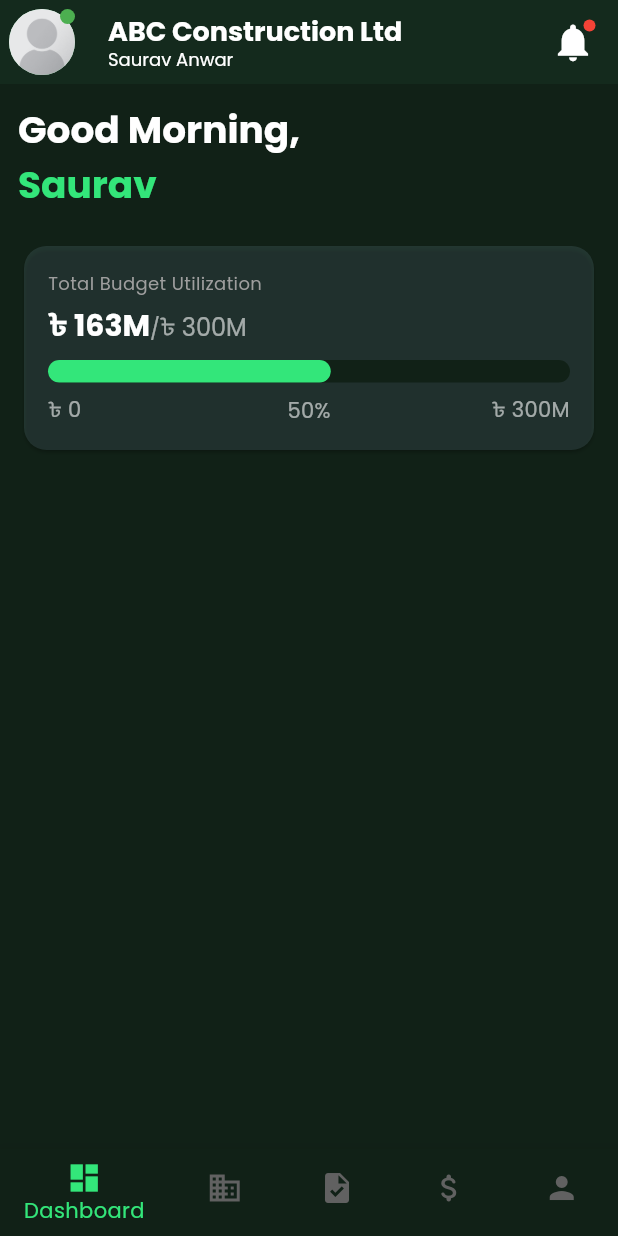
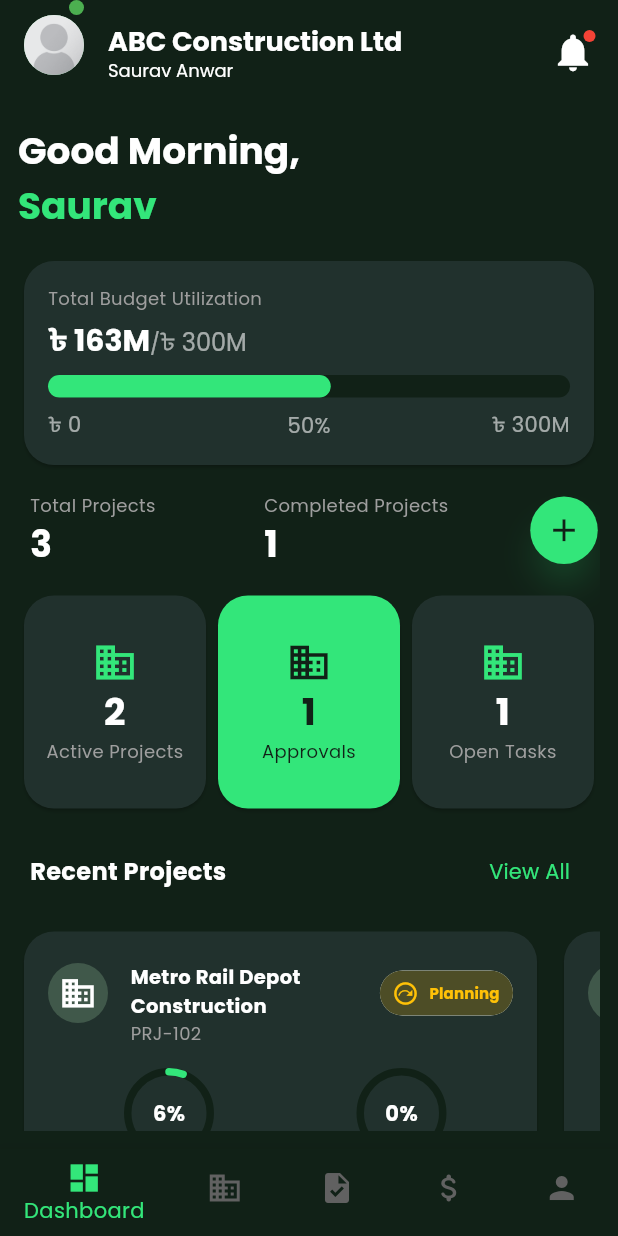
Before and after one commit to Saurav-Anwar/erp_sample, a Flutter app: the screen it shows after launch, on a phone screen of 412 x 824 dp. Run offline on Flutter 3.47's test engine with Material 3 defaults, Android fonts, the phone set to English and light mode, and no system bars; drawn by our look-alikes of percent_indicator; our stand-ins replace google_fonts; accounts and stored records are empty.

Commit message:
Add dashboard UI enhancements and tab navigation provider
- TabNavigationProvider for managing bottom navigation state
- Enhances the dashboard page with project KPIs, summary cards, and a recent projects section using new widgets in cards.dart.
- app theme and general widgets updated
- utility helpers. added

```diff
--- a/lib/main.dart
+++ b/lib/main.dart
@@ -1,14 +1,21 @@
+import 'package:erp_sample/providers/tab_navigation_provider.dart';
 import 'package:erp_sample/themes/app_theme.dart';
 import 'package:flutter/material.dart';
-import 'package:google_fonts/google_fonts.dart';
 import 'app_root.dart';
 import 'providers/app_data_providers.dart';
 import 'package:provider/provider.dart';
 
 void main() {
   runApp(
-    ChangeNotifierProvider(
-      create: (_) => AppDataProvider()..loadData(),
+    MultiProvider(
+      providers: [
+        ChangeNotifierProvider(
+          create: (_) => AppDataProvider()..loadData(),
+        ),
+        ChangeNotifierProvider(
+          create: (_) => TabNavigationProvider(),
+        ),
+      ],
       child: const MyApp(),
     ),
   );
@@ -26,6 +33,8 @@ class MyApp extends StatelessWidget {
           elevation: 8,
           backgroundColor: AppTheme.primaryBgColor,
           foregroundColor: Colors.white,
+          surfaceTintColor: Colors.transparent,
+          toolbarHeight: 70,
           actionsIconTheme: const IconThemeData(color: Colors.white),
           actionsPadding: EdgeInsets.symmetric(horizontal: 15),
         ),
@@ -48,6 +57,19 @@ class MyApp extends StatelessWidget {
           circularTrackColor: AppTheme.primaryBgColor,
           borderRadius: BorderRadius.circular(50),
         ),
+        elevatedButtonTheme: ElevatedButtonThemeData(
+          style: ButtonStyle(
+            elevation: WidgetStatePropertyAll(8),
+            shadowColor: WidgetStatePropertyAll(AppTheme.primaryFgColor.withAlpha(80)),
+            backgroundColor: WidgetStatePropertyAll(AppTheme.primaryFgColor),
+            foregroundColor: WidgetStatePropertyAll(AppTheme.primaryBgColor),
+          )
+        ),
+        iconButtonTheme: IconButtonThemeData(
+          style: ButtonStyle(
+            backgroundColor: WidgetStatePropertyAll(Color.alphaBlend(Colors.white.withAlpha(30), AppTheme.primaryBgColor)),
+          )
+        ),
         scaffoldBackgroundColor: AppTheme.primaryBgColor,
         colorScheme: ColorScheme.fromSeed(seedColor: AppTheme.primaryBgColor),
       ),
--- a/lib/main_screen.dart
+++ b/lib/main_screen.dart
@@ -1,19 +1,14 @@
-import 'package:animated_bottom_navigation_bar/animated_bottom_navigation_bar.dart';
 import 'package:erp_sample/pages/dashboard_page.dart';
 import 'package:erp_sample/pages/payments_and_approvals_page.dart';
 import 'package:erp_sample/pages/project_list_page.dart';
 import 'package:erp_sample/pages/task_and_team_page.dart';
 import 'package:flutter/material.dart';
+import 'package:provider/provider.dart';
 
-class MainScreen extends StatefulWidget {
+import 'providers/tab_navigation_provider.dart';
+
+class MainScreen extends StatelessWidget {
   const MainScreen({super.key});
-
-  @override
-  State<MainScreen> createState() => _MainScreenState();
-}
-
-class _MainScreenState extends State<MainScreen> {
-  int _currentIndex = 0;
 
   final List<Widget> _pages = const [
     DashboardPage(),
@@ -43,19 +38,24 @@ class _MainScreenState extends State<MainScreen> {
 
   @override
   Widget build(BuildContext context) {
-    return Scaffold(
-      body: IndexedStack(
-        index: _currentIndex,
-        children: _pages,
-      ),
-      bottomNavigationBar: BottomNavigationBar(
-        currentIndex: _currentIndex,
-        onTap: (index) {
-          setState(() {
-            _currentIndex = index;
-          });
-        },
-        items: buildBottomNavBar(bottomNavBarItems),
+    final nav = context.watch<TabNavigationProvider>();
+
+    return PopScope(
+      onPopInvokedWithResult: (didPop, result) {
+        if (didPop) {
+          nav.setIndex(0);
+        }
+      },
+      child: Scaffold(
+        body: IndexedStack(
+          index: nav.currentIndex,
+          children: _pages,
+        ),
+        bottomNavigationBar: BottomNavigationBar(
+          currentIndex: nav.currentIndex,
+          onTap: nav.setIndex,
+          items: buildBottomNavBar(bottomNavBarItems),
+        ),
       ),
     );
   }
--- a/lib/pages/dashboard_page.dart
+++ b/lib/pages/dashboard_page.dart
@@ -1,4 +1,6 @@
+import 'package:erp_sample/providers/tab_navigation_provider.dart';
 import 'package:erp_sample/themes/app_theme.dart';
+import 'package:erp_sample/widgets/cards.dart';
 import 'package:erp_sample/widgets/general.dart';
 import 'package:flutter/material.dart';
 import 'package:intl/intl.dart';
@@ -15,15 +17,15 @@ class DashboardPage extends StatelessWidget {
     return Scaffold(
       appBar: AppBar(
         leading: Padding(
-          padding: const EdgeInsets.all(6),
+          padding: const EdgeInsets.only(left: 16),
           child: Badge(
             smallSize: 10,
             backgroundColor: Colors.green,
             child: CircleAvatar(
               radius: 30,
-              backgroundImage: app.user.imageUrl == null
-                  ? AssetImage("assets/images/dummy-user.png")
-                  : NetworkImage(app.user.imageUrl!),
+              child: app.user.imageUrl == null
+                  ? ClipOval(child: Image.asset("assets/images/dummy-user.png",))
+                  : Image.network(app.user.imageUrl!),
             )
           ),
         ),
@@ -44,8 +46,8 @@ class DashboardPage extends StatelessWidget {
       ),
       body: Padding(
         padding: const EdgeInsets.all(12),
-        child: Column(
-          crossAxisAlignment: CrossAxisAlignment.start,
+        child: ListView(
+          // crossAxisAlignment: CrossAxisAlignment.start,
           children: [
             greetingWidget(app.user.name.split(" ").first),
 
@@ -55,6 +57,15 @@ class DashboardPage extends StatelessWidget {
 
             sectionDivider(),
 
+            projectCountWidget(app.totalProjects, app.completedProjects),
+
+            sectionDivider(),
+
+            summarySection(context),
+
+            sectionDivider(),
+
+            recentProjectsSection(context),
           ],
         ),
       ),
@@ -78,7 +89,7 @@ class DashboardPage extends StatelessWidget {
 
   Widget totalBudgetUtilizationWidget(double totalBudgetUtilization, double totalBudget, double totalSpent) {
     return Card(
-      color: Colors.lightBlue.shade100.withAlpha(30),
+      color: AppTheme.primaryCardColor,
       shape: RoundedRectangleBorder(borderRadius: AppTheme.cardBorderRadius),
       child: Padding(
         padding: const EdgeInsets.all(16),
@@ -123,4 +134,103 @@ class DashboardPage extends StatelessWidget {
       ),
     );
   }
+
+  Widget projectCountWidget(int totalProjects, int completedProjects) {
+    return Padding(
+      padding: const EdgeInsets.only(left: 8.0),
+      child: Row(
+        children: [
+          genericKPI(label: "Total Projects", value: totalProjects.toString()),
+          genericKPI(label: "Completed Projects", value: completedProjects.toString()),
+          SizedBox(width: 20,),
+          ElevatedButton(
+            style: ElevatedButton.styleFrom(
+              iconSize: 25,
+              minimumSize: Size(45, 45),
+              padding: EdgeInsets.zero,
+              shape: const CircleBorder()
+            ),
+            onPressed: () {
+
+            },
+            child: Icon(Icons.add)
+          ),
+        ],
+      ),
+    );
+  }
+
+  Widget summarySection(BuildContext context) {
+    final app = context.watch<AppDataProvider>();
+
+    return GridView(
+      shrinkWrap: true,
+      physics: NeverScrollableScrollPhysics(),
+      gridDelegate: SliverGridDelegateWithFixedCrossAxisCount(
+        crossAxisCount: 3,
+        mainAxisExtent: 150
+      ),
+      children: [
+        summaryCard(
+          title: "Active Projects",
+          value: app.activeProjects.toString(),
+          icon: Icon(Icons.business),
+          isLight: false,
+        ),
+
+        summaryCard(
+          title: "Approvals",
+          value: app.totalApprovals.toString(),
+          icon: Icon(Icons.business),
+          isLight: true,
+        ),
+
+        summaryCard(
+          title: "Open Tasks",
+          value: app.inProgressTasks.length.toString(),
+          icon: Icon(Icons.business),
+          isLight: false,
+        ),
+      ],
+    );
+  }
+
+  Widget recentProjectsSection(BuildContext context) {
+    final app = context.watch<AppDataProvider>();
+
+    return Column(
+      crossAxisAlignment: CrossAxisAlignment.start,
+      children: [
+        Padding(
+          padding: const EdgeInsets.symmetric(horizontal: 8.0),
+          child: Row(
+            mainAxisAlignment: MainAxisAlignment.spaceBetween,
+            children: [
+              Text("Recent Projects", style: AppTheme.textStyle(fontSize: 16, fontWeight: FontWeight.bold)),
+              TextButton(
+                onPressed: () {
+                  context.read<TabNavigationProvider>().setIndex(1);
+                },
+                child: Text("View All", style: AppTheme.textStyle(fontSize: 14, color: AppTheme.primaryFgColor))
+              ),
+            ],
+          ),
+        ),
+        SizedBox(height: 12,),
+        SizedBox(
+          height: 270,
+          child: ListView.separated(
+            scrollDirection: Axis.horizontal,
+            itemBuilder: (context, index) {
+              return projectCard(project: app.recentProjects[index]);
+            },
+            separatorBuilder: (context, index) {
+              return SizedBox(width: 10,);
+            },
+            itemCount: app.recentProjects.length
+          ),
+        ),
+      ],
+    );
+  }
 }
--- a/lib/providers/app_data_providers.dart
+++ b/lib/providers/app_data_providers.dart
@@ -64,24 +64,30 @@ class AppDataProvider extends ChangeNotifier {
   // dashboard
 
   int get totalProjects => company.projects.length;
+  int get activeProjects => company.projects.where((project) => project.status != 'Completed').length;
+  int get completedProjects => company.projects.where((project) => project.status == 'Completed').length;
+  List<Project> get recentProjects {
+    final sortedProjects = [...company.projects];
+
+    sortedProjects.sort(
+          (a, b) => DateTime.parse(b.timeline.startDate)
+          .compareTo(DateTime.parse(a.timeline.startDate)),
+    );
+
+    return sortedProjects.take(2).toList();
+  }
 
   int get totalTasks =>
-      company.projects.fold(0, (sum, p) => sum + p.tasks.length);
+      company.projects.fold(0, (sum, project) => sum + project.tasks.length);
 
   double get totalBudget =>
-      company.projects.fold(0, (sum, p) => sum + p.budget.total);
+      company.projects.fold(0, (sum, project) => sum + project.budget.total);
 
   double get totalSpent =>
-      company.projects.fold(0, (sum, p) => sum + p.budget.spent);
+      company.projects.fold(0, (sum, project) => sum + project.budget.spent);
 
   double get totalBudgetUtilization =>
       totalBudget == 0 ? 0 : totalSpent / totalBudget;
-
-  int get pendingApprovals =>
-      company.projects
-          .expand((p) => p.payments)
-          .where((p) => p.approvalFlow.status != 'Approved')
-          .length;
 
   // project list
 
@@ -90,26 +96,34 @@ class AppDataProvider extends ChangeNotifier {
   // task and team
 
   List<Task> get allTasks =>
-      company.projects.expand((p) => p.tasks).toList();
+      company.projects.expand((project) => project.tasks).toList();
 
   List<Task> get completedTasks =>
-      allTasks.where((t) => t.progress == 100).toList();
+      allTasks.where((task) => task.progress == 100).toList();
 
   List<Task> get inProgressTasks =>
-      allTasks.where((t) => t.progress < 100).toList();
+      allTasks.where((task) => task.progress < 100).toList();
 
   // payments and approvals
 
   List<Payment> get allPayments =>
-      company.projects.expand((p) => p.payments).toList();
+      company.projects.expand((project) => project.payments).toList();
 
   List<Payment> get approvedPayments =>
       allPayments
-          .where((p) => p.approvalFlow.status == 'Approved')
+          .where((project) => project.approvalFlow.status == 'Approved')
           .toList();
+
+  int get totalApprovals => approvedPayments.length;
 
   List<Payment> get pendingPayments =>
       allPayments
-          .where((p) => p.approvalFlow.status != 'Approved')
+          .where((project) => project.approvalFlow.status != 'Approved')
           .toList();
+
+  int get pendingApprovals =>
+      company.projects
+          .expand((project) => project.payments)
+          .where((project) => project.approvalFlow.status != 'Approved')
+          .length;
 }
--- /dev/null
+++ b/lib/providers/tab_navigation_provider.dart
@@ -0,0 +1,13 @@
+import 'package:flutter/foundation.dart';
+
+class TabNavigationProvider extends ChangeNotifier {
+  int _currentIndex = 0;
+
+  int get currentIndex => _currentIndex;
+
+  void setIndex(int index) {
+    if (_currentIndex == index) return;
+    _currentIndex = index;
+    notifyListeners();
+  }
+}
--- a/lib/themes/app_theme.dart
+++ b/lib/themes/app_theme.dart
@@ -4,7 +4,9 @@ import 'package:google_fonts/google_fonts.dart';
 class AppTheme {
   static Color primaryBgColor = const Color(0xFF112117);
   static Color primaryFgColor = const Color(0xFF33E67A);
-  static BorderRadius cardBorderRadius = const BorderRadius.all(Radius.circular(15));
+  // static Color primaryCardColor = Colors.lightBlue.shade100.withAlpha(30);
+  static Color primaryCardColor = const Color(0xFF21312D);
+  static BorderRadius cardBorderRadius = const BorderRadius.all(Radius.circular(20));
 
   static TextStyle textStyle({double fontSize = 14, FontWeight fontWeight = FontWeight.normal, Color color = Colors.white}) {
     return GoogleFonts.poppins(
--- /dev/null
+++ b/lib/utils/helpers.dart
@@ -0,0 +1,11 @@
+import 'package:erp_sample/models/timeline.dart';
+
+import '../models/project.dart';
+
+double projectBudgetUtilization(Project project) {
+  return project.budget.spent / project.budget.total;
+}
+
+double milestonesProgress(Timeline timeline) {
+  return timeline.milestones.where((milestone) => milestone.status == "Completed").length / timeline.milestones.length;
+}
--- /dev/null
+++ b/lib/widgets/cards.dart
@@ -0,0 +1,171 @@
+import 'dart:math';
+
+import 'package:flutter/cupertino.dart';
+import 'package:flutter/material.dart';
+import 'package:percent_indicator/circular_percent_indicator.dart';
+
+import '../models/project.dart';
+import '../themes/app_theme.dart';
+import '../utils/helpers.dart';
+
+Widget summaryCard({required String title, required String value, required Icon icon, required bool isLight}) {
+  return Card(
+    shape: RoundedRectangleBorder(borderRadius: AppTheme.cardBorderRadius),
+    color: isLight ? AppTheme.primaryFgColor : AppTheme.primaryCardColor,
+    child: Padding(
+      padding: EdgeInsetsGeometry.all(12),
+      child: Column(
+        crossAxisAlignment: CrossAxisAlignment.center,
+        mainAxisAlignment: MainAxisAlignment.center,
+        children: [
+          Icon(icon.icon, size: 30, color: isLight ? AppTheme.primaryBgColor : AppTheme.primaryFgColor),
+          Text(value, style: AppTheme.textStyle(fontSize: 25, fontWeight: FontWeight.bold, color: isLight ? AppTheme.primaryBgColor : Colors.white), textAlign: TextAlign.center,),
+          Text(title, style: AppTheme.textStyle(fontSize: 12, color: isLight ? AppTheme.primaryBgColor : Colors.grey), textAlign: TextAlign.center,),
+        ],
+      ),
+    ),
+  );
+}
+
+Widget projectCard({required Project project}) {
+  List<IconData> cardIcons = [
+    Icons.business,
+    Icons.house,
+    Icons.link,
+    Icons.construction_rounded,
+  ];
+
+  Color chipBgColor = project.status == "Planning" ? Colors.amber.withAlpha(50)
+                    : project.status == "In Progress" ? Colors.blue.withAlpha(50)
+                    : project.status == "Completed" ? Colors.green.withAlpha(50)
+                    : Colors.red.withAlpha(50);
+
+  Color chipFgColor = project.status == "Planning" ? Colors.amber
+                    : project.status == "In Progress" ? Colors.blue
+                    : project.status == "Completed" ? Colors.green
+                    : Colors.red;
+
+  IconData chipIcon = project.status == "Planning" ? Icons.next_plan_outlined
+                    : project.status == "In Progress" ? Icons.timer
+                    : project.status == "Completed" ? Icons.task_alt_rounded
+                    : Icons.timer;
+
+  return ConstrainedBox(
+    constraints: BoxConstraints(maxWidth: 350),
+    child: Card(
+      surfaceTintColor: Colors.transparent,
+      shape: RoundedRectangleBorder(borderRadius: AppTheme.cardBorderRadius),
+      color: AppTheme.primaryCardColor,
+      child: Padding(
+        padding: EdgeInsetsGeometry.all(16),
+        child: Column(
+          crossAxisAlignment: CrossAxisAlignment.start,
+          mainAxisAlignment: MainAxisAlignment.center,
+          children: [
+            Row(
+              crossAxisAlignment: CrossAxisAlignment.start,
+              children: [
+                CircleAvatar(
+                  backgroundColor: Colors.green.shade200.withAlpha(60),
+                  radius: 20,
+                  child: Icon(cardIcons[Random().nextInt(cardIcons.length)], size: 25, color: Colors.white),
+                ),
+
+                SizedBox(width: 15,),
+
+                Expanded(
+                  child: Column(
+                    crossAxisAlignment: CrossAxisAlignment.start,
+                    children: [
+                      Text(project.name, style: AppTheme.textStyle(fontSize: 13, fontWeight: FontWeight.bold),),
+                      Text(project.projectId, style: AppTheme.textStyle(fontSize: 12, color: Colors.grey),),
+                    ],
+                  ),
+                ),
+
+                SizedBox(width: 10,),
+
+                Chip(
+                  padding: EdgeInsetsGeometry.zero,
+                  labelPadding: EdgeInsets.only(right: 8),
+                  visualDensity: VisualDensity.compact,
+                  avatar: Icon(chipIcon, color: chipFgColor,),
+                  label: Text(project.status, style: AppTheme.textStyle(fontSize: 10, fontWeight: FontWeight.bold, color: chipFgColor), overflow: TextOverflow.ellipsis,),
+                  backgroundColor: Color.alphaBlend(chipBgColor, AppTheme.primaryCardColor),
+                  surfaceTintColor: Colors.transparent,
+                  shape: RoundedRectangleBorder(borderRadius: AppTheme.cardBorderRadius, side: BorderSide(color: Colors.transparent)),
+                ),
+              ],
+            ),
+
+            SizedBox(height: 15,),
+
+            Row(
+              mainAxisAlignment: MainAxisAlignment.spaceAround,
+              children: [
+                CircularPercentIndicator(
+                  percent: projectBudgetUtilization(project),
+                  center: Text("${(projectBudgetUtilization(project) * 100).toStringAsFixed(0)}%", style: AppTheme.textStyle(fontWeight: FontWeight.bold),),
+                  footer: Padding(
+                    padding: const EdgeInsets.only(top: 5),
+                    child: Text("Budget used", style: AppTheme.textStyle(fontSize: 12, color: Colors.grey),),
+                  ),
+                  progressColor: AppTheme.primaryFgColor,
+                  backgroundColor: AppTheme.primaryBgColor,
+                  radius: 30,
+                  lineWidth: 5,
+                  circularStrokeCap: CircularStrokeCap.round,
+                ),
+
+                CircularPercentIndicator(
+                  percent: milestonesProgress(project.timeline),
+                  center: Text("${(milestonesProgress(project.timeline) * 100).toStringAsFixed(0)}%", style: AppTheme.textStyle(fontWeight: FontWeight.bold),),
+                  footer: Padding(
+                    padding: const EdgeInsets.only(top: 5),
+                    child: Text("Milestones", style: AppTheme.textStyle(fontSize: 12, color: Colors.grey),),
+                  ),
+                  progressColor: AppTheme.primaryFgColor,
+                  backgroundColor: AppTheme.primaryBgColor,
+                  radius: 30,
+                  lineWidth: 5,
+                  circularStrokeCap: CircularStrokeCap.round,
+                ),
+              ],
+            ),
+
+            Divider(color: Colors.grey.withAlpha(80), height: 20),
+
+            Row(
+              children: [
+                CircleAvatar(child: Icon(Icons.person),),
+
+                SizedBox(width: 10,),
+
+                Expanded(
+                  child: Column(
+                    crossAxisAlignment: CrossAxisAlignment.start,
+                    children: [
+                      Text(project.manager.name, style: AppTheme.textStyle(fontSize: 12, fontWeight: FontWeight.bold),),
+                      Text(project.manager.designation, style: AppTheme.textStyle(fontSize: 11, color: Colors.grey),),
+                    ],
+                  ),
+                ),
+
+                SizedBox(width: 10,),
+
+                IconButton.filled(
+                  color: Colors.white.withAlpha(100),
+                  onPressed: () {
+
+                  },
+                  icon: Icon(CupertinoIcons.chevron_right)
+                )
+              ],
+            )
+
+          ],
+        ),
+      ),
+    ),
+  );
+}
--- a/lib/widgets/general.dart
+++ b/lib/widgets/general.dart
@@ -1,6 +1,20 @@
 import 'package:flutter/cupertino.dart';
 import 'package:flutter/material.dart';
 
+import '../themes/app_theme.dart';
+
 Widget sectionDivider() {
-  return SizedBox(height: 18,);
+  return SizedBox(height: 14,);
 }
+
+Widget genericKPI({required String label, required String value}) {
+  return Expanded(
+    child: Column(
+      crossAxisAlignment: CrossAxisAlignment.start,
+      children: [
+        Text(label, style: AppTheme.textStyle(fontSize: 12, color: Colors.grey)),
+        Text(value, style: AppTheme.textStyle(fontSize: 24, fontWeight: FontWeight.bold)),
+      ],
+    ),
+  );
+}
--- a/pubspec.yaml
+++ b/pubspec.yaml
@@ -38,6 +38,7 @@ dependencies:
   google_fonts: ^6.3.3
   animated_bottom_navigation_bar: ^1.4.0
   intl: ^0.20.2
+  percent_indicator: ^4.2.5
 
 dev_dependencies:
   flutter_test:
```
Also changed, not shown: pubspec.lock.
